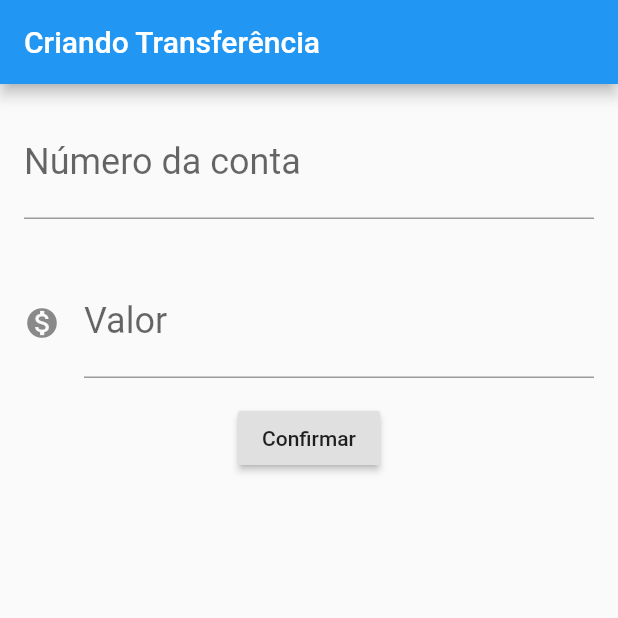
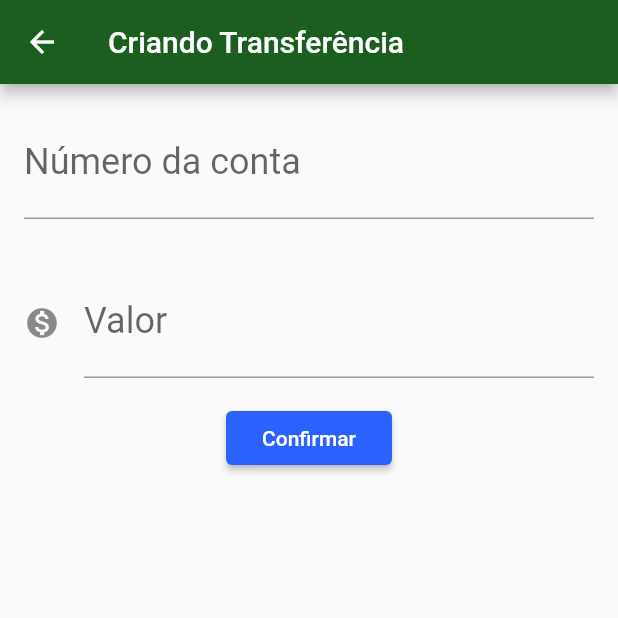
Before and after one commit to dlimapa/flutter_alura_fundamentos_bytebank, a Flutter app: the FormularioTransferencia screen opened directly, after a tap on "Confirmar", on a phone screen of 412 x 824 dp, the top half of it. Run offline on Flutter 3.47's test engine with Material 2 defaults, Android fonts, the phone set to English and light mode, and no system bars.

Commit message:
Termino do curso

```diff
--- /dev/null
+++ b/lib/components/editor.dart
@@ -0,0 +1,31 @@
+import 'package:flutter/material.dart';
+
+class Editor extends StatelessWidget {
+  final TextEditingController controller;
+  final String rotulo;
+  final String dica;
+  final IconData icone;
+
+  Editor({
+    this.controller,
+    this.rotulo,
+    this.dica,
+    this.icone,
+  });
+
+  @override
+  Widget build(BuildContext context) {
+    return Padding(
+      padding: const EdgeInsets.all(16.0),
+      child: TextField(
+        controller: controller,
+        style: TextStyle(fontSize: 24.0),
+        decoration: InputDecoration(
+            icon: icone != null ? Icon(icone) : null,
+            labelText: rotulo,
+            hintText: dica),
+        keyboardType: TextInputType.number,
+      ),
+    );
+  }
+}
--- a/lib/main.dart
+++ b/lib/main.dart
@@ -1,131 +1,21 @@
+import 'package:bytebank/screens/transferencia/lista.dart';
 import 'package:flutter/material.dart';
 
-void main() => runApp(
- ByteBankApp()
-);
+void main() => runApp(ByteBankApp());
 
 class ByteBankApp extends StatelessWidget {
   @override
   Widget build(BuildContext context) {
-    return  MaterialApp(
-      home: Scaffold(
-        body: FormularioTransferencia(),
+    return MaterialApp(
+      theme: ThemeData(
+        primaryColor: Colors.green[900],
+        accentColor: Colors.blueAccent[700],
+        buttonTheme: ButtonThemeData(
+          buttonColor: Colors.blueAccent[700],
+          textTheme: ButtonTextTheme.primary,
+        ),
       ),
+      home: ListaTransferencia(),
     );
   }
 }
-
-class FormularioTransferencia extends StatelessWidget {
-  final TextEditingController _controllerCampoNumeroConta = TextEditingController();
-  final TextEditingController _controllerCampoValor = TextEditingController();
-
-  @override
-  Widget build(BuildContext context) {
-    return Scaffold(
-      appBar: AppBar(title: Text('Criando Transferência'),),
-      body: Column(
-        children: <Widget>[
-          Padding(
-            padding: const EdgeInsets.all(16.0),
-            child: TextField(
-              controller: _controllerCampoNumeroConta,
-              style: TextStyle(
-                fontSize: 24.0
-              ),
-              decoration: InputDecoration(
-                labelText: 'Número da conta',
-                hintText: '0000'
-              ),
-              keyboardType: TextInputType.number,
-            ),
-          ),
-          Padding(
-            padding: const EdgeInsets.all(16.0),
-            child: TextField(
-              controller: _controllerCampoValor,
-              style: TextStyle(
-                fontSize: 24.0
-              ),
-              decoration: InputDecoration(
-                icon: Icon(Icons.monetization_on),
-                labelText: 'Valor',
-                hintText: '0.00'
-              ),
-              keyboardType: TextInputType.number,
-            ),
-          ),
-          RaisedButton(
-            child: Text('Confirmar'),
-            onPressed: () {
-              debugPrint('olha clicou no confirmar');
-              debugPrint(_controllerCampoNumeroConta.text);
-              debugPrint(_controllerCampoValor.text);
-              final int numeroConta = int.tryParse(_controllerCampoNumeroConta.text);
-              final double valor = double.tryParse(_controllerCampoValor.text);
-              if (numeroConta!=null && valor!=null) {
-                final transferecniaCriada = Transferencia(valor, numeroConta);
-                debugPrint('$transferecniaCriada' );
-              }
-            },
-          ),
-        ],
-      ),
-    );
-  }
-}
-
-
-class ListaTransferencia extends StatelessWidget {
-  @override
-  Widget build(BuildContext context) {
-    // TODO: implement build
-    return Scaffold(
-      appBar: AppBar(
-        title: Text('Transferëncias'),
-      ),
-      body: Column(
-        children: <Widget>[
-        ItemTransferencia(Transferencia(100, 1001)),
-        ItemTransferencia(Transferencia(200, 10002)),
-        ItemTransferencia(Transferencia(300, 1003)),
-    ]
-    ),
-      floatingActionButton: FloatingActionButton(
-        child: Icon(
-          Icons.add,
-        ),
-      ),
-    );
-  }
-}
-
-class ItemTransferencia extends StatelessWidget {
-
-  final Transferencia _transferencia;
-
-  ItemTransferencia(this._transferencia);
-
-  @override
-  Widget build(BuildContext context) {
-    // TODO: implement build
-    return Card(
-      child: ListTile(
-        leading: Icon(Icons.monetization_on),
-        title: Text(_transferencia.valor.toString()),
-        subtitle: Text(_transferencia.numeroConta.toString()),
-      ),
-    );
-  }
-}
-
-class Transferencia {
-  final double valor;
-  final int numeroConta;
-
-  Transferencia(this.valor, this.numeroConta);
-
-  @override
-  String toString() {
-    return 'Transferencia{valor: $valor, numeroConta: $numeroConta}';
-  }
-}
--- /dev/null
+++ b/lib/models/transferencia.dart
@@ -0,0 +1,14 @@
+class Transferencia {
+  final double valor;
+  final int numeroConta;
+
+  Transferencia(
+    this.valor,
+    this.numeroConta,
+  );
+
+  @override
+  String toString() {
+    return 'Transferencia{valor: $valor, numeroConta: $numeroConta}';
+  }
+}
--- /dev/null
+++ b/lib/screens/transferencia/formulario.dart
@@ -0,0 +1,67 @@
+import 'package:bytebank/components/editor.dart';
+import 'package:bytebank/models/transferencia.dart';
+import 'package:flutter/material.dart';
+
+const _tituloAppBar = 'Criando Transferência';
+
+const _rotuloCampoValor = 'Valor';
+const _dicaCampoValor = '000.00';
+
+const _rotuloCampoNumeroConta = 'Número da conta';
+const _dicaCampoNumeroConta = '0000';
+
+const _labelBotaoConfirmar = 'Confirmar';
+
+class FormularioTransferencia extends StatefulWidget {
+
+  @override
+  State<StatefulWidget> createState() {
+    // TODO: implement createState
+    return FormularioTransferenciaSatet();
+  }
+}
+
+class FormularioTransferenciaSatet extends State<FormularioTransferencia> {
+  final TextEditingController _controllerCampoNumeroConta =
+  TextEditingController();
+  final TextEditingController _controllerCampoValor = TextEditingController();
+
+  @override
+  Widget build(BuildContext context) {
+    return Scaffold(
+      appBar: AppBar(
+        title: Text(_tituloAppBar),
+      ),
+      body: SingleChildScrollView(
+        child: Column(
+          children: <Widget>[
+            Editor(
+              controller: _controllerCampoNumeroConta,
+              rotulo: _rotuloCampoNumeroConta,
+              dica: _dicaCampoNumeroConta,
+            ),
+            Editor(
+              controller: _controllerCampoValor,
+              rotulo: _rotuloCampoValor,
+              dica: _dicaCampoValor,
+              icone: Icons.monetization_on,
+            ),
+            RaisedButton(
+              child: Text(_labelBotaoConfirmar),
+              onPressed: () => _criaTransferencia(context),
+            ),
+          ],
+        ),
+      ),
+    );
+  }
+
+  void _criaTransferencia(BuildContext context) {
+    final int numeroConta = int.tryParse(_controllerCampoNumeroConta.text);
+    final double valor = double.tryParse(_controllerCampoValor.text);
+    if (numeroConta != null && valor != null) {
+      final transferecniaCriada = Transferencia(valor, numeroConta);
+      Navigator.pop(context, transferecniaCriada);
+    }
+  }
+}
```
Also changed, not shown: lib/screens/transferencia/lista.dart (added, +72 -0 lines), 1 other file.
